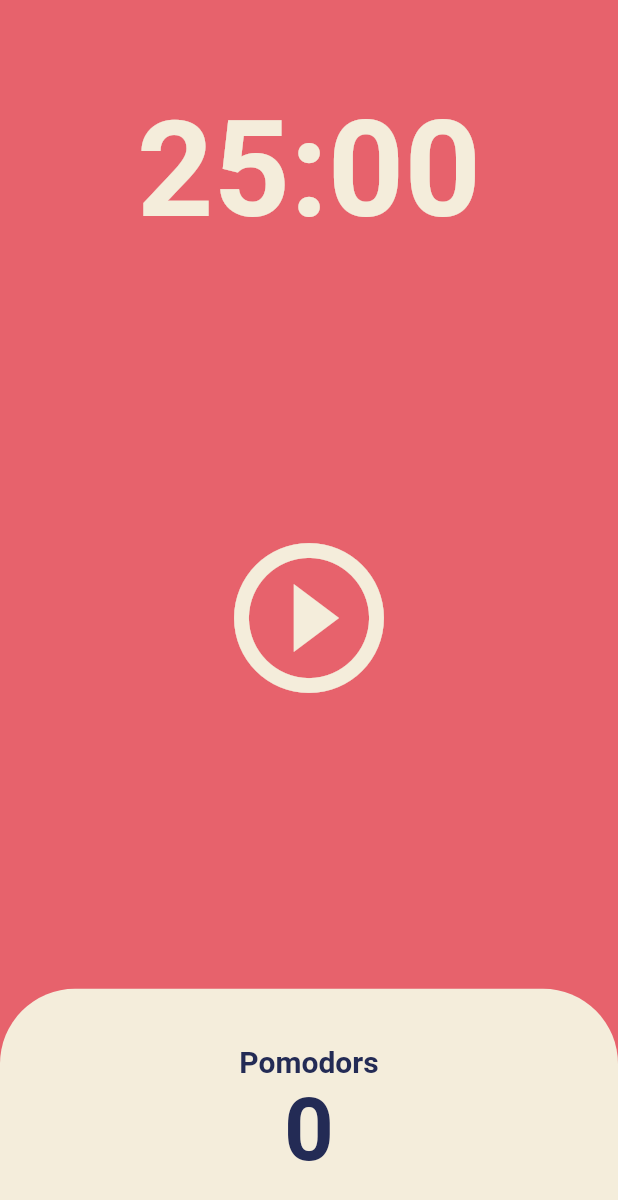
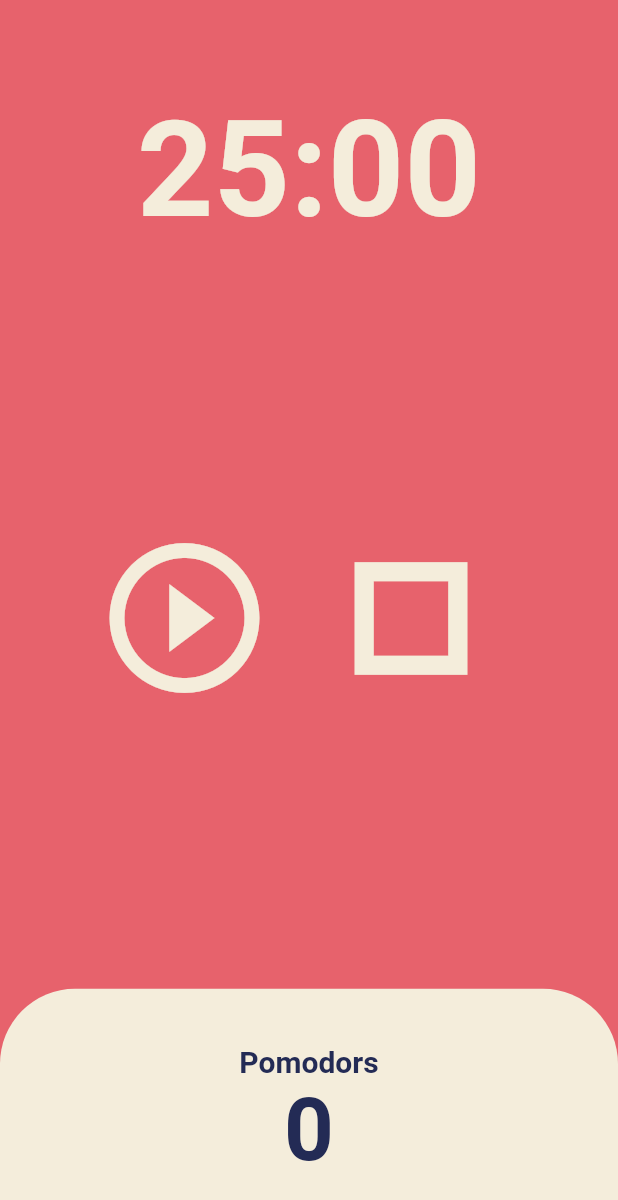
Before and after one commit to hayatshin/hayat_toonflix, a Flutter app: the screen it shows after launch, on a phone screen of 412 x 824 dp. Shown: the top 1200 px of the screen. Run offline on Flutter 3.47's test engine with Material 2 defaults, Android fonts, the phone set to English and light mode, and no system bars.

Commit message:
Pomodors Restart

```diff
--- a/lib/screens/home_screen.dart
+++ b/lib/screens/home_screen.dart
@@ -45,6 +45,14 @@ class _HomeScreenState extends State<HomeScreen> {
     });
   }
 
+  void reStartPressed() {
+    totalSeconds = twentyFiveMinutes;
+    timer.cancel();
+    setState(() {
+      isRunning = false;
+    });
+  }
+
   String format(int seconds) {
     var duration = Duration(seconds: seconds);
     return duration.toString().split('.').first.substring(2, 7);
@@ -73,7 +81,10 @@ class _HomeScreenState extends State<HomeScreen> {
           Flexible(
             flex: 3,
             child: Center(
-              child: IconButton(
+              child: Row(
+                mainAxisAlignment: MainAxisAlignment.center,
+                children: [
+                  IconButton(
                     iconSize: 120,
                     color: Theme.of(context).cardColor,
                     onPressed: isRunning ? onPausePressed : onStartPressed,
@@ -81,7 +92,16 @@ class _HomeScreenState extends State<HomeScreen> {
                       isRunning
                           ? Icons.pause_circle_outline
                           : Icons.play_circle_outline,
-                  )),
+                    ),
+                  ),
+                  IconButton(
+                    iconSize: 150,
+                    color: Theme.of(context).cardColor,
+                    onPressed: reStartPressed,
+                    icon: const Icon(Icons.stop_outlined),
+                  ),
+                ],
+              ),
             ),
           ),
           Flexible(
```
Lines whose indentation alone changed are shown as unchanged.
